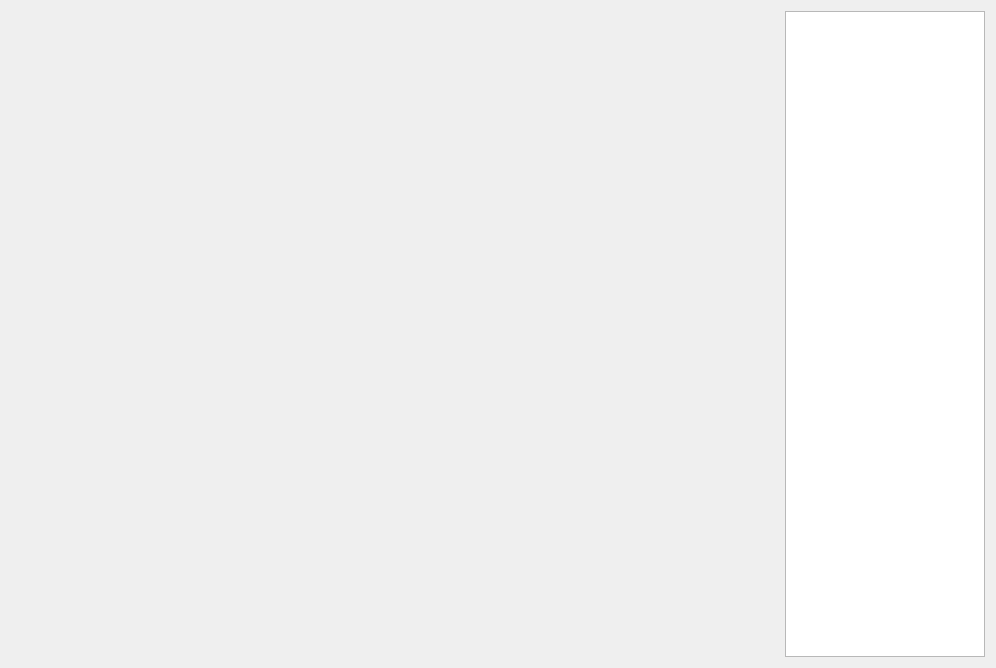
Above: src/ARM_R_viewCore/TabSpectrumWidget.ui from nevaeh82/arm_r before the change. Below: the same form after it.
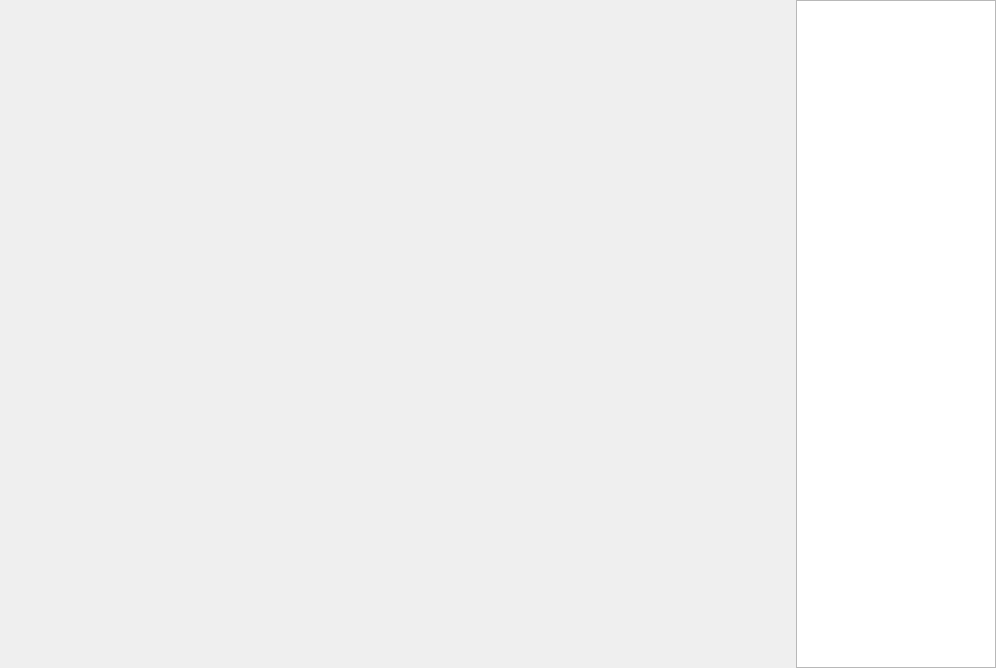
That is the form after the change. Custom widgets are drawn as their Qt base class.

```diff
--- a/src/ARM_R_viewCore/TabSpectrumWidget.ui
+++ b/src/ARM_R_viewCore/TabSpectrumWidget.ui
@@ -14,6 +14,21 @@
    <string>Form</string>
   </property>
   <layout class="QHBoxLayout" name="horizontalLayout" stretch="4,1,1">
+   <property name="spacing">
+    <number>0</number>
+   </property>
+   <property name="leftMargin">
+    <number>0</number>
+   </property>
+   <property name="topMargin">
+    <number>0</number>
+   </property>
+   <property name="rightMargin">
+    <number>0</number>
+   </property>
+   <property name="bottomMargin">
+    <number>0</number>
+   </property>
    <item>
     <layout class="QVBoxLayout" name="spectumWidgetsContainer"/>
    </item>
```
